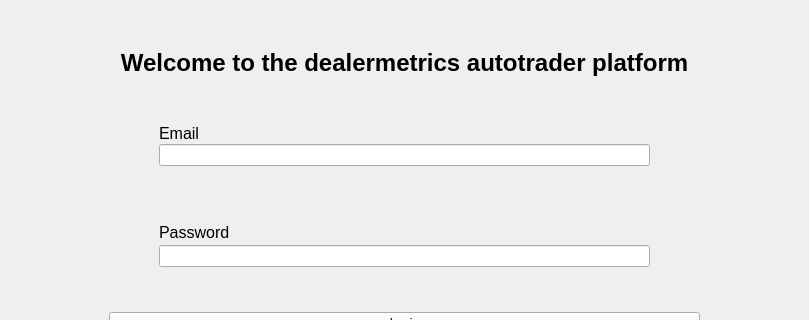
anomaly-true/Python-CJ_9, file src/client/ui/login.ui: the form before one commit; both pictures show x 0 to 809 and y 0 to 320 of the 809 by 497 pixel window.
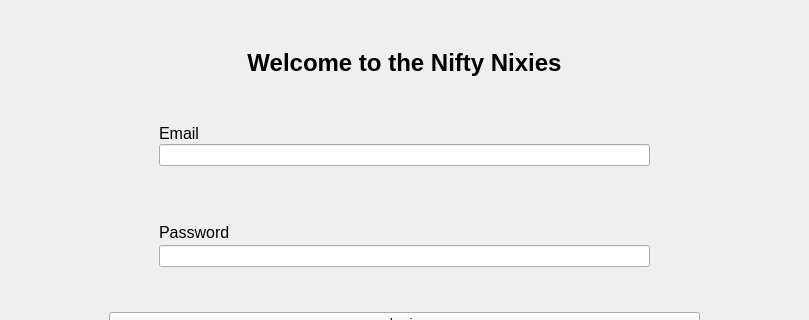
The form after the commit.

Commit message: style: Update welcome text

Diff of the .ui file:
```diff
--- a/src/client/ui/login.ui
+++ b/src/client/ui/login.ui
@@ -32,13 +32,12 @@
       <property name="font">
        <font>
         <pointsize>18</pointsize>
-        <weight>75</weight>
         <bold>true</bold>
         <kerning>true</kerning>
        </font>
       </property>
       <property name="text">
-       <string>Welcome to the dealermetrics autotrader platform</string>
+       <string>Welcome to the Nifty Nixies</string>
       </property>
       <property name="alignment">
        <set>Qt::AlignCenter</set>
```
Left out of the diff: 2 changed lines with no effect on the pictures.
